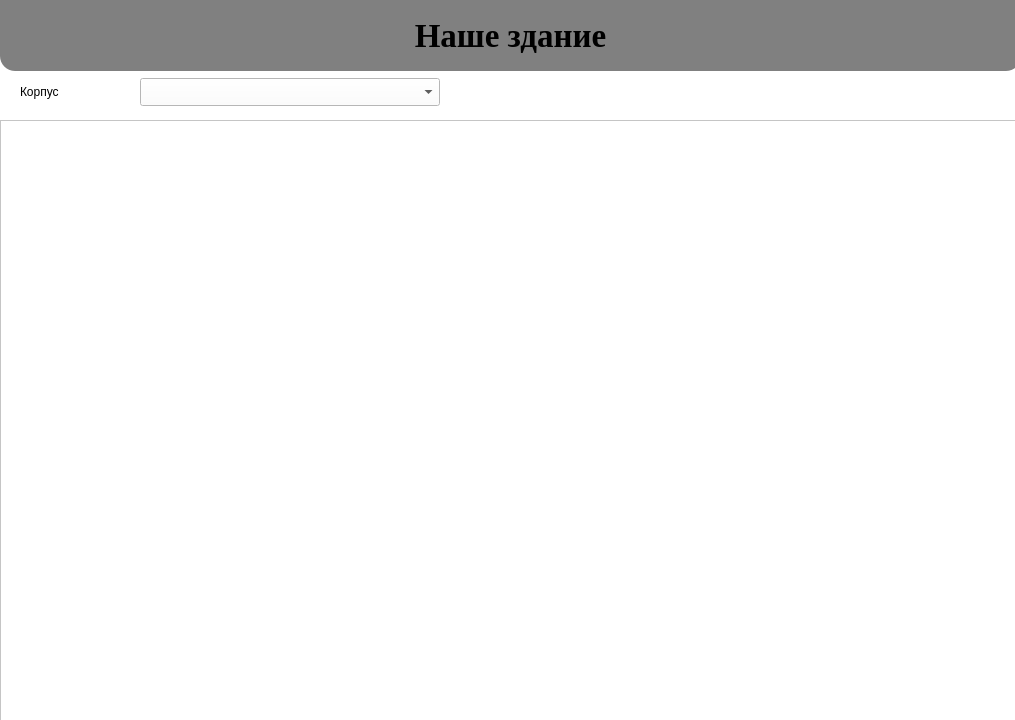
The window that frontend/client/ui/rooms/room_list_window.ui (cgsgag2/RoomSched) describes before a commit, drawn with Qt 5.
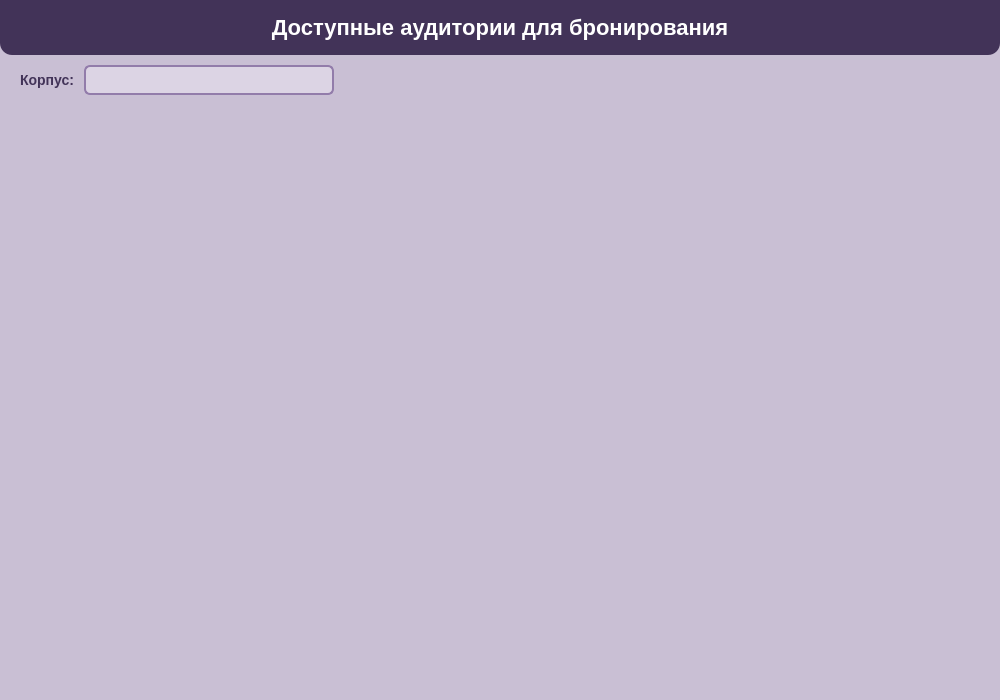
The same window after the commit.

Diff of the .ui file:
```diff
--- a/frontend/client/ui/rooms/room_list_window.ui
+++ b/frontend/client/ui/rooms/room_list_window.ui
@@ -6,121 +6,194 @@
             <rect>
                 <x>0</x>
                 <y>0</y>
-                <width>1015</width>
-                <height>720</height>
+                <width>1000</width>
+                <height>700</height>
             </rect>
         </property>
-        <property name="sizePolicy">
-            <sizepolicy hsizetype="Preferred" vsizetype="Preferred">
-                <horstretch>0</horstretch>
-                <verstretch>0</verstretch>
-            </sizepolicy>
-        </property>
         <property name="windowTitle">
             <string>Form</string>
         </property>
         <property name="styleSheet">
-            <string notr="true">background-color: white;</string>
+            <string>
+                QWidget {
+                    background-color: #c9bfd4; /* Основной фон */
+                    color: #2d213d;            /* Основной текст */
+                    font-family: "Inter", "Roboto", "Ubuntu", sans-serif;
+                    font-size: 13px;
+                }
+
+                /* Шапка окон */
+                QLabel#label {
+                    background-color: #423358; /* шапка */
+                    color: #ffffff;            /* текст */
+                    font-size: 22px;
+                    font-weight: 600;
+                    padding: 15px;
+                    border-bottom-left-radius: 12px;
+                    border-bottom-right-radius: 12px;
+                }
+
+                QScrollArea {
+                    border: none;
+                    background-color: transparent;
+                }
+
+                QWidget#scrollAreaWidgetContents {
+                    background-color: transparent;
+                }
+        
+                /* плитки комнат */
+                QPushButton.RoomButton {
+                    background-color: #dcd4e4; 
+                    border: 1.5px solid #927caa;
+                    border-radius: 12px;
+                    color: #2d213d;
+                    font-weight: 600;
+                    font-size: 14px;
+                    text-align: center;
+                }
+
+                QPushButton.RoomButton:hover {
+                    background-color: #423358; 
+                    color: #ffffff;            
+                    border: 1.5px solid #423358;
+                }
+
+                QPushButton.RoomButton:pressed {
+                    background-color: #2d213d;
+                }
+
+                /*список корпусов */
+                QComboBox#buildingCombo {
+                    background-color: #dcd4e4;
+                    border: 1.5px solid #927caa;
+                    border-radius: 6px;
+                    padding: 4px 10px;
+                    color: #2d213d;
+                    font-weight: 500;
+                }
+
+                QComboBox#buildingCombo:hover {
+                    border: 1.5px solid #423358;
+                }
+
+                QComboBox#buildingCombo::drop-down {
+                    subcontrol-origin: padding;
+                    subcontrol-position: top right;
+                    width: 25px;
+                    border-left-width: 0px;
+                }
+            </string>
         </property>
-        <widget class="QLabel" name="label">
-            <property name="geometry">
-                <rect>
-                    <x>0</x>
-                    <y>0</y>
-                    <width>1021</width>
-                    <height>71</height>
-                </rect>
+        <layout class="QVBoxLayout" name="mainLayout">
+            <property name="spacing">
+                <number>10</number>
             </property>
-            <property name="font">
-                <font>
-                    <family>Times New Roman</family>
-                    <pointsize>25</pointsize>
-                    <bold>true</bold>
-                </font>
+            <property name="leftMargin">
+                <number>0</number>
             </property>
-            <property name="styleSheet">
-                <string notr="true">background-color: #808080;
-                    color: black;
-                    padding: 10px;
-                    border-top-left-radius: 0px;
-                    border-top-right-radius: 0px;
-                    border-bottom-left-radius: 15px;
-                    border-bottom-right-radius: 15px;
-                </string>
+            <property name="topMargin">
+                <number>0</number>
             </property>
-            <property name="text">
-                <string>Наше здание</string>
+            <property name="rightMargin">
+                <number>0</number>
             </property>
-            <property name="alignment">
-                <set>Qt::AlignmentFlag::AlignCenter</set>
+            <property name="bottomMargin">
+                <number>15</number>
             </property>
-        </widget>
-        <widget class="QLabel" name="buildingLabel">
-            <property name="geometry">
-                <rect>
-                    <x>20</x>
-                    <y>80</y>
-                    <width>120</width>
-                    <height>24</height>
-                </rect>
-            </property>
-            <property name="text">
-                <string>Корпус</string>
-            </property>
-        </widget>
-        <widget class="QComboBox" name="buildingCombo">
-            <property name="geometry">
-                <rect>
-                    <x>140</x>
-                    <y>78</y>
-                    <width>300</width>
-                    <height>28</height>
-                </rect>
-            </property>
-        </widget>
-        <widget class="QScrollArea" name="scrollArea">
-            <property name="geometry">
-                <rect>
-                    <x>0</x>
-                    <y>120</y>
-                    <width>1021</width>
-                    <height>601</height>
-                </rect>
-            </property>
-            <property name="verticalScrollBarPolicy">
-                <enum>Qt::ScrollBarPolicy::ScrollBarAlwaysOff</enum>
-            </property>
-            <property name="widgetResizable">
-                <bool>true</bool>
-            </property>
-            <widget class="QWidget" name="scrollAreaWidgetContents">
-                <property name="geometry">
-                    <rect>
-                        <x>0</x>
-                        <y>0</y>
-                        <width>1019</width>
-                        <height>599</height>
-                    </rect>
-                </property>
-                <property name="minimumSize">
-                    <size>
-                        <width>969</width>
-                        <height>0</height>
-                    </size>
-                </property>
-                <widget class="QWidget" name="roomsGridContainer" native="true">
-                    <property name="geometry">
-                        <rect>
-                            <x>0</x>
-                            <y>0</y>
-                            <width>1011</width>
-                            <height>591</height>
-                        </rect>
+            <item>
+                <widget class="QLabel" name="label">
+                    <property name="text">
+                        <string>Доступные аудитории для бронирования</string>
                     </property>
-                    <layout class="QGridLayout" name="gridLayout"/>
+                    <property name="alignment">
+                        <set>Qt::AlignCenter</set>
+                    </property>
                 </widget>
-            </widget>
-        </widget>
+            </item>
+            <item>
+                <layout class="QHBoxLayout" name="filterLayout">
+                    <property name="leftMargin">
+                        <number>20</number>
+                    </property>
+                    <property name="rightMargin">
+                        <number>20</number>
+                    </property>
+                    <item>
+                        <widget class="QLabel" name="buildingLabel">
+                            <property name="text">
+                                <string>Корпус:</string>
+                            </property>
+                            <property name="styleSheet">
+                                <string>font-weight: 600; color: #423358; font-size: 14px;</string>
+                            </property>
+                        </widget>
+                    </item>
+                    <item>
+                        <widget class="QComboBox" name="buildingCombo">
+                            <property name="minimumSize">
+                                <size>
+                                    <width>250</width>
+                                    <height>30</height>
+                                </size>
+                            </property>
+                            <property name="maximumSize">
+                                <size>
+                                    <width>400</width>
+                                    <height>30</height>
+                                </size>
+                            </property>
+                        </widget>
+                    </item>
+                    <item>
+                        <spacer name="horizontalSpacer">
+                            <property name="orientation">
+                                <enum>Qt::Horizontal</enum>
+                            </property>
+                            <property name="sizeHint" stdset="0">
+                                <size>
+                                    <width>40</width>
+                                    <height>20</height>
+                                </size>
+                            </property>
+                        </spacer>
+                    </item>
+                </layout>
+            </item>
+            <item>
+                <widget class="QScrollArea" name="scrollArea">
+                    <property name="widgetResizable">
+                        <bool>true</bool>
+                    </property>
+                    <widget class="QWidget" name="scrollAreaWidgetContents">
+                        <layout class="QVBoxLayout" name="scrollAreaLayout">
+                            <item>
+                                <widget class="QWidget" name="roomsGridContainer" native="true">
+                                    <layout class="QGridLayout" name="gridLayout">
+                                        <property name="spacing">
+                                            <number>15</number>
+                                        </property>
+                                    </layout>
+                                </widget>
+                            </item>
+                            <item>
+                                <spacer name="verticalSpacer">
+                                    <property name="orientation">
+                                        <enum>Qt::Vertical</enum>
+                                    </property>
+                                    <property name="sizeHint" stdset="0">
+                                        <size>
+                                            <width>20</width>
+                                            <height>40</height>
+                                        </size>
+                                    </property>
+                                </spacer>
+                            </item>
+                        </layout>
+                    </widget>
+                </widget>
+            </item>
+        </layout>
     </widget>
     <resources/>
     <connections/>
```
Left out of the diff: 4 changed lines with no effect on the pictures.
